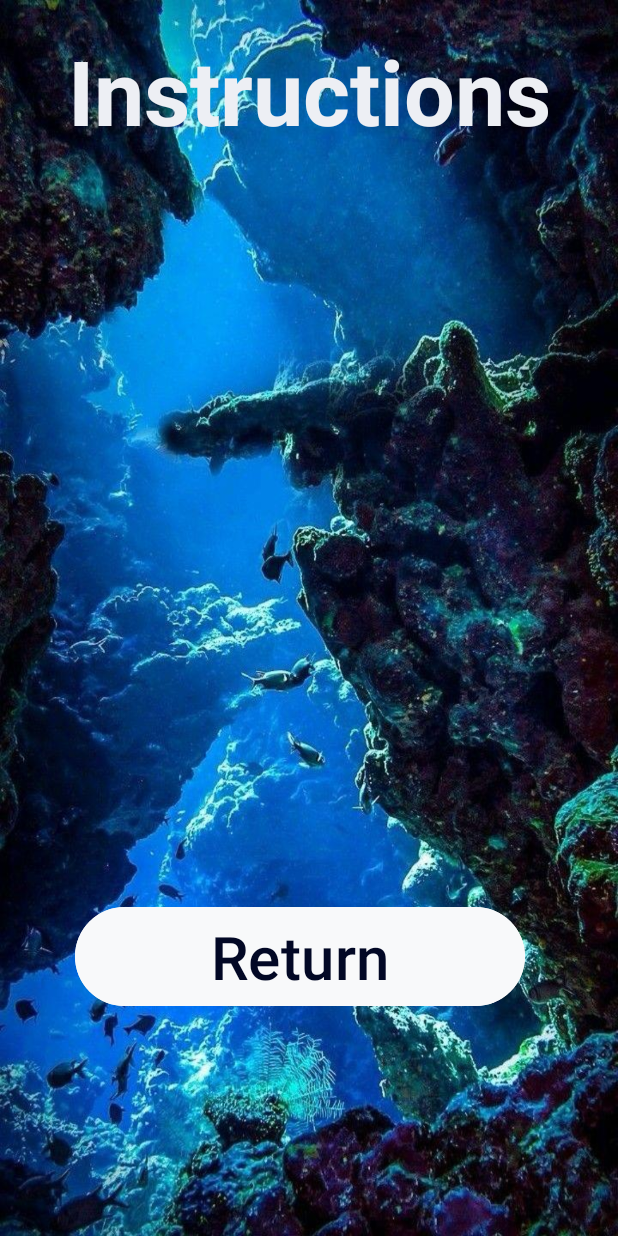
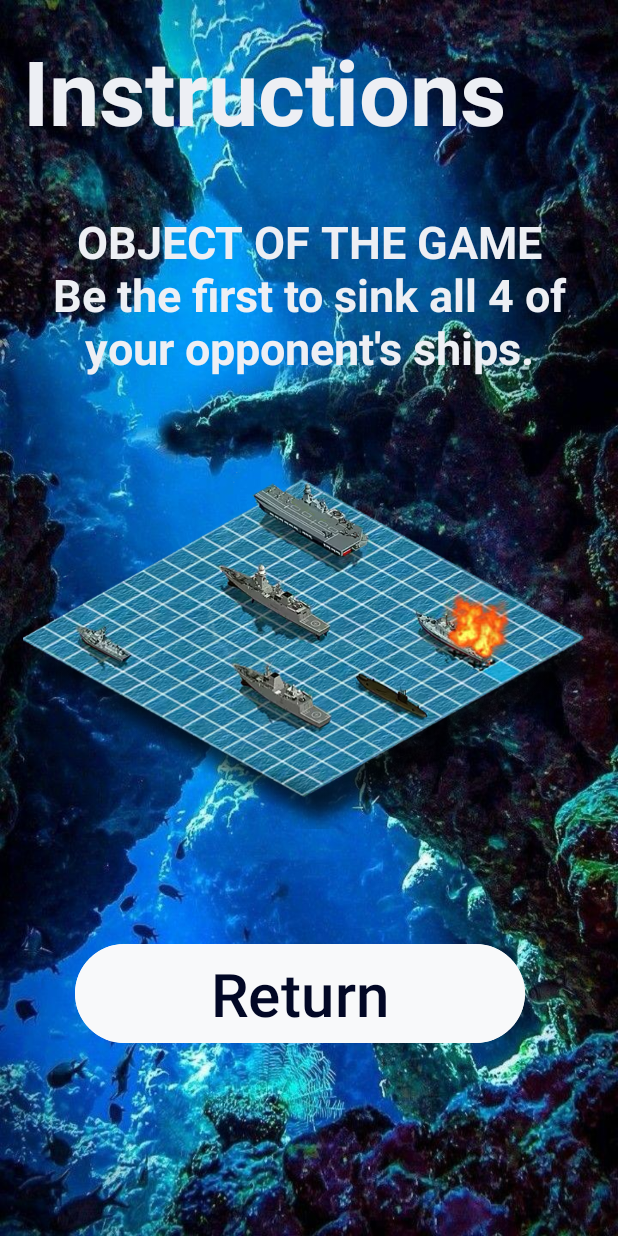
Before and after one commit to Neta567/SubmarinesGame, an Android app: the InstructionsActivity screen opened directly, with no data from a screen before it, on a phone screen of 412 x 824 dp. Run offline under Robolectric (Android 15) with nearby library versions, the phone set to English and light mode, and no system bars.

Commit message:
Enable functionality of all game buttons and add instructions

```diff
--- a/app/src/main/res/layout/activity_instructions.xml
+++ b/app/src/main/res/layout/activity_instructions.xml
@@ -13,14 +13,34 @@
         android:text="Instructions"
         android:textSize="60dp"
         android:layout_marginTop="20dp"
-        android:layout_marginLeft="45dp"
+        android:layout_marginLeft="15dp"
+        android:layout_marginRight="15dp"
         android:textColor="#EDEFF4"
         android:textStyle="bold" />
+    <TextView
+        android:layout_width="match_parent"
+        android:layout_height="wrap_content"
+        android:text="@string/instructions"
+        android:textColor="#EDEFF4"
+        android:textStyle="bold"
+        android:textSize="30sp"
+        android:textAlignment="center"
+        android:layout_marginTop="40dp"
+        android:layout_marginLeft="15dp"
+        android:layout_marginRight="15dp"/>
+
+    <ImageView
+        android:layout_width="match_parent"
+        android:layout_height="323dp"
+        android:layout_marginLeft="15dp"
+        android:layout_marginRight="15dp"
+        android:layout_marginTop="20dp"
+        android:src="@drawable/battleship_game" />
 
     <Button
         android:layout_width="300dp"
         android:layout_height="wrap_content"
-        android:layout_marginTop="500dp"
+        android:layout_marginTop="30dp"
         android:backgroundTint="#F8F9FA"
         android:layout_marginLeft="50dp"
         android:text="Return"
--- a/app/src/main/res/values/strings.xml
+++ b/app/src/main/res/values/strings.xml
@@ -1,3 +1,4 @@
 <resources>
     <string name="app_name">Submarines</string>
+    <string name="instructions">OBJECT OF THE GAME\nBe the first to sink all 4 of your opponent\'s ships.</string>
 </resources>
```
Also changed, not shown: app/src/main/java/com/example/submarines/boards/BoardGame.java (+29 -5 lines), app/src/main/java/com/example/submarines/model/Submarine.java (+13 -0 lines), app/src/main/res/drawable/battleship_game.png (added).
